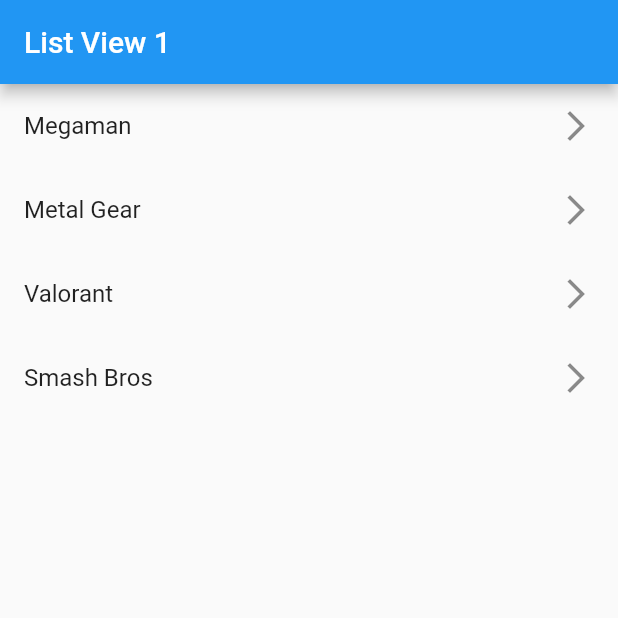
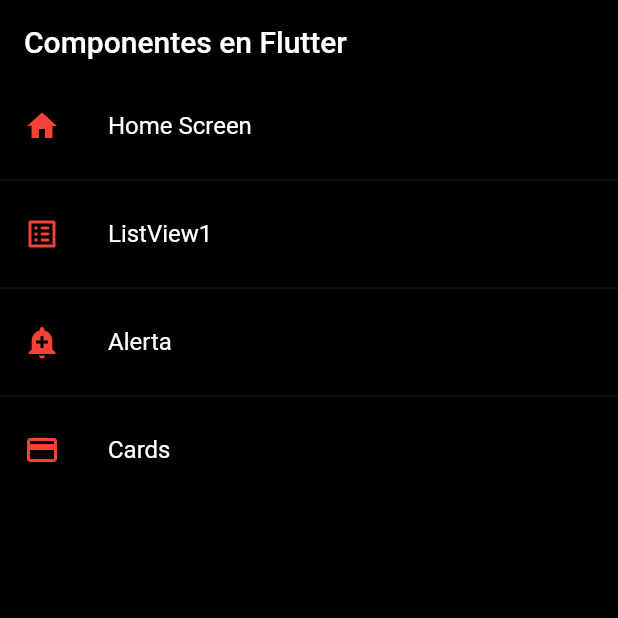
Before and after one commit to skynoorz/fl_components, a Flutter app: the screen it shows after launch, on a phone screen of 412 x 824 dp, the top half of it. Run offline on Flutter 3.47's test engine with Material 2 defaults, Android fonts, the phone set to English and light mode, and no system bars.

Commit message:
dark theme and light theme

```diff
--- a/lib/main.dart
+++ b/lib/main.dart
@@ -1,4 +1,5 @@
-import 'package:fl_components/screens/listview_screen.dart';
+import 'package:fl_components/router/app_routes.dart';
+import 'package:fl_components/theme/app_theme.dart';
 import 'package:flutter/material.dart';
 
 void main() => runApp(const MyApp());
@@ -11,7 +12,10 @@ class MyApp extends StatelessWidget {
     return MaterialApp(
       debugShowCheckedModeBanner: false,
       title: 'Material App',
-      home: ListView1Screen(key: key),
+      initialRoute: AppRoutes.initialRoute,
+      routes: AppRoutes.getAppRoutes(),
+      onGenerateRoute: AppRoutes.onGenerateRoute,
+      theme: AppTheme.darkTheme,
     );
   }
 }
--- /dev/null
+++ b/lib/models/menu_option.dart
@@ -0,0 +1,15 @@
+import 'package:flutter/material.dart' show IconData, Widget;
+
+class MenuOption {
+  final String route;
+  final String name;
+  final Widget screen;
+  final IconData icon;
+
+  MenuOption({
+    required this.route,
+    required this.name,
+    required this.screen,
+    required this.icon
+  });
+}
--- /dev/null
+++ b/lib/models/models.dart
@@ -0,0 +1 @@
+export 'package:fl_components/models/menu_option.dart';
--- /dev/null
+++ b/lib/router/app_routes.dart
@@ -0,0 +1,43 @@
+import 'package:flutter/material.dart';
+import '../models/models.dart';
+import '../screens/screens.dart';
+
+class AppRoutes {
+  static const initialRoute = 'home';
+
+  static final menuOptions = <MenuOption>[
+    // TODO BORRAR HOME
+    MenuOption(
+        route: 'home',
+        name: 'Home Screen',
+        screen: const HomeScreen(),
+        icon: Icons.home),
+    MenuOption(
+        route: 'listview1',
+        name: 'ListView1',
+        screen: const ListView1Screen(),
+        icon: Icons.list_alt_rounded),
+    MenuOption(
+        route: 'alert',
+        name: 'Alerta',
+        screen: const AlertScreen(),
+        icon: Icons.add_alert),
+    MenuOption(
+        route: 'card',
+        name: 'Cards',
+        screen: const CardScreen(),
+        icon: Icons.credit_card),
+  ];
+
+  static Map<String, Widget Function(BuildContext)> getAppRoutes() {
+    Map<String, Widget Function(BuildContext)> appRoutes = {};
+    for (final option in menuOptions) {
+      appRoutes.addAll({option.route: (context) => option.screen});
+    }
+    return appRoutes;
+  }
+
+  static Route<dynamic> onGenerateRoute(RouteSettings settings) {
+    return MaterialPageRoute(builder: (context) => const ListView1Screen());
+  }
+}
--- /dev/null
+++ b/lib/screens/alert_screen.dart
@@ -0,0 +1,15 @@
+import 'package:flutter/material.dart';
+
+class AlertScreen extends StatelessWidget {
+
+  const AlertScreen({super.key});
+
+  @override
+  Widget build(BuildContext context) {
+    return const Scaffold(
+      body: Center(
+         child: Text('HomeScreen'),
+      ),
+    );
+  }
+}
--- /dev/null
+++ b/lib/screens/card_screen.dart
@@ -0,0 +1,15 @@
+import 'package:flutter/material.dart';
+
+class CardScreen extends StatelessWidget {
+
+  const CardScreen({super.key});
+
+  @override
+  Widget build(BuildContext context) {
+    return const Scaffold(
+      body: Center(
+         child: Text('HomeScreen'),
+      ),
+    );
+  }
+}
--- /dev/null
+++ b/lib/screens/home_screen.dart
@@ -0,0 +1,29 @@
+import 'package:flutter/material.dart';
+import '../router/app_routes.dart';
+import '../theme/app_theme.dart';
+
+class HomeScreen extends StatelessWidget {
+  const HomeScreen({super.key});
+
+  @override
+  Widget build(BuildContext context) {
+    return Scaffold(
+      appBar: AppBar(
+        title: const Text('Componentes en Flutter')
+      ),
+      body: ListView.separated(
+        itemBuilder: (BuildContext context, int index) {
+          return ListTile(
+            title: Text(AppRoutes.menuOptions[index].name),
+            leading: Icon(AppRoutes.menuOptions[index].icon, color: AppTheme.primary),
+            onTap: () {
+              Navigator.pushNamed(context, AppRoutes.menuOptions[index].route);
+            }
+          );
+        },
+        separatorBuilder: (BuildContext context, int index) =>  const Divider(),
+        itemCount: AppRoutes.menuOptions.length,
+      ),
+    );
+  }
+}
--- a/lib/screens/listview_screen.dart
+++ b/lib/screens/listview_screen.dart
@@ -2,18 +2,23 @@ import 'package:flutter/material.dart';
 
 class ListView1Screen extends StatelessWidget {
   const ListView1Screen({super.key});
-  final options = const{'Megaman', 'Metal Gear', 'Valorant', 'Smash Bros'};
+  final options = const['Megaman', 'Metal Gear', 'Valorant', 'Smash Bros'];
 
   @override
   Widget build(BuildContext context) {
     return Scaffold(
-      appBar: AppBar(title: const Text('List View 1')),
-      body: ListView(
-        children: [
-          ... options.map((game) => ListTile(
-            trailing: const Icon(Icons.arrow_forward_ios),
-            title: Text(game),)).toList(),
-        ],
+      appBar: AppBar(
+        title: const Text('Lista de juegos List 1')
+      ),
+      body: ListView.separated(
+        itemCount: options.length,
+        itemBuilder: (context, index) => ListTile(
+          title: Text(options[index]),
+          trailing: const Icon(Icons.arrow_forward_ios),
+          onTap: (() {
+            final game = options[index];
+          })),
+        separatorBuilder: (context, index) => const Divider()
       ),
     );
   }
--- /dev/null
+++ b/lib/screens/screens.dart
@@ -0,0 +1,4 @@
+export 'package:fl_components/screens/alert_screen.dart';
+export 'package:fl_components/screens/card_screen.dart';
+export 'package:fl_components/screens/home_screen.dart';
+export 'package:fl_components/screens/listview_screen.dart';
--- /dev/null
+++ b/lib/theme/app_theme.dart
@@ -0,0 +1,22 @@
+import 'package:flutter/material.dart'
+    show AppBarTheme, Color, Colors, ThemeData;
+
+class AppTheme {
+  static Color primary = Colors.red;
+  static final ThemeData lightTheme = ThemeData.light().copyWith(
+      // Color primario
+      primaryColor: Colors.redAccent,
+
+      //AppBar THeme
+      appBarTheme: AppBarTheme(color: primary, elevation: 0)
+  );
+
+  static final ThemeData darkTheme = ThemeData.dark().copyWith(
+      // Color primario
+      primaryColor: Colors.redAccent,
+
+      //AppBar THeme
+      appBarTheme: const AppBarTheme(color: Colors.black, elevation: 0),
+      scaffoldBackgroundColor: Colors.black
+  );
+}
```
